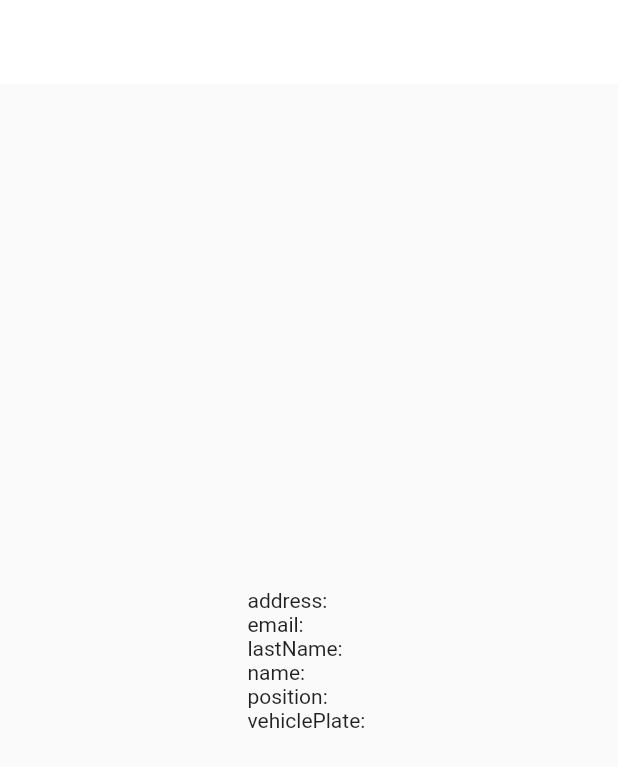
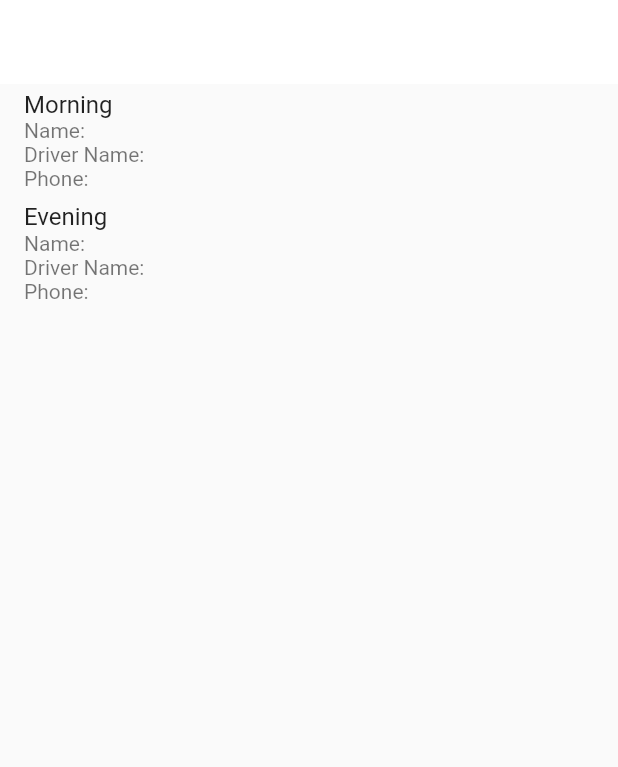
Before and after one commit to segri544/demo, a Flutter app: the TrackPage screen opened directly with empty values, on a phone screen of 412 x 824 dp. Shown: the top 767 px of the screen. Run offline on Flutter 3.47's test engine with Material 2 defaults, Android fonts, the phone set to English and light mode, and no system bars; our stand-ins replace cloud_firestore, firebase_auth, firebase_core, flutter_svg, google_maps_flutter; missing offline and left inert: dart:ffi, flutter_polyline_points; accounts and stored records are empty.

Commit message:
listed field except latlng

```diff
--- a/lib/resources/firestore_method.dart
+++ b/lib/resources/firestore_method.dart
@@ -1,4 +1,4 @@
-import 'dart:convert';
+// import 'dart:convert';
 
 import 'package:cloud_firestore/cloud_firestore.dart';
 import 'package:google_mao/models/destination_model.dart';
--- a/lib/screens/ListRoute.dart
+++ b/lib/screens/ListRoute.dart
@@ -1,6 +1,6 @@
 import 'package:flutter/material.dart';
-import 'package:cloud_firestore/cloud_firestore.dart'; // Import the Firestore plugin
-import 'package:google_mao/screens/track_page.dart';
+import 'package:cloud_firestore/cloud_firestore.dart';
+import 'track_page.dart'; // Import the TrackPage
 
 class ListRoutesPage extends StatefulWidget {
   @override
@@ -32,6 +32,7 @@ class _ListRoutesPageState extends State<ListRoutesPage> {
                 // Build a widget for each document in the collection
                 final documentData =
                     documents[index].data() as Map<String, dynamic>;
+                final documentId = documents[index].id; // Get the document ID
                 return Padding(
                   padding: const EdgeInsets.symmetric(
                       vertical: 8.0, horizontal: 16.0),
@@ -40,15 +41,15 @@ class _ListRoutesPageState extends State<ListRoutesPage> {
                     shape: RoundedRectangleBorder(
                         borderRadius: BorderRadius.circular(8.0)),
                     child: ListTile(
-                      title: Text(documents[index].id),
+                      title: Text(documentId),
                       // Add any other UI elements you want to display for each document
                       onTap: () {
-                        // Navigate to the TrackPage and pass the document data
+                        // Navigate to the TrackPage and pass the document ID
                         Navigator.push(
                           context,
                           MaterialPageRoute(
                             builder: (context) =>
-                                TrackPage(documentData: documentData),
+                                TrackPage(documentId: documentId),
                           ),
                         );
                       },
--- a/lib/screens/track_page.dart
+++ b/lib/screens/track_page.dart
@@ -1,25 +1,90 @@
 import 'package:flutter/material.dart';
+import 'package:cloud_firestore/cloud_firestore.dart';
 
 class TrackPage extends StatelessWidget {
-  final Map<String, dynamic> documentData;
+  final String documentId;
 
-  // Constructor to receive the document data
-  TrackPage({required this.documentData});
+  // Constructor to receive the document ID
+  TrackPage({required this.documentId});
 
   @override
   Widget build(BuildContext context) {
     return Scaffold(
       appBar: AppBar(title: Text('Track Page')),
-      body: Center(
-        child: Column(
-          mainAxisAlignment: MainAxisAlignment.center,
-          crossAxisAlignment: CrossAxisAlignment.start,
-          children: [
-            // Display all the information from the document dynamically
-            for (var entry in documentData.entries)
-              Text('${entry.key}: ${entry.value}'),
-          ],
-        ),
+      body: StreamBuilder<DocumentSnapshot<Map<String, dynamic>>>(
+        stream: FirebaseFirestore.instance
+            .collection('Maps')
+            .doc(documentId)
+            .snapshots(),
+        builder: (context, snapshot) {
+          if (snapshot.connectionState == ConnectionState.waiting) {
+            return Center(child: CircularProgressIndicator());
+          } else if (snapshot.hasError) {
+            return Center(child: Text('Error: ${snapshot.error}'));
+          } else if (!snapshot.hasData || !snapshot.data!.exists) {
+            return Center(child: Text('Document not found'));
+          } else {
+            final data = snapshot.data!.data()!;
+
+            // Determine whether "sabah" and "akşam" data are present
+            final bool hasMorningData = data.containsKey("sabah");
+            final bool hasEveningData = data.containsKey("akşam");
+
+            return ListView.builder(
+              itemCount: hasMorningData && hasEveningData ? 2 : 1,
+              itemBuilder: (context, index) {
+                if (index == 0 && hasMorningData) {
+                  // Display morning data
+                  final morningData = data["sabah"] as Map<String, dynamic>;
+                  return ListTile(
+                    title: Text("Morning"),
+                    subtitle: Column(
+                      crossAxisAlignment: CrossAxisAlignment.start,
+                      children: [
+                        Text("Name: ${morningData['name']}"),
+                        Text("Driver Name: ${morningData['driverName']}"),
+                        Text("Phone: ${morningData['phone']}"),
+                        // Add more fields as needed
+                      ],
+                    ),
+                  );
+                } else if (index == 1 && hasEveningData) {
+                  // Display evening data
+                  final eveningData = data["akşam"] as Map<String, dynamic>;
+                  return ListTile(
+                    title: Text("Evening"),
+                    subtitle: Column(
+                      crossAxisAlignment: CrossAxisAlignment.start,
+                      children: [
+                        Text("Name: ${eveningData['name']}"),
+                        Text("Driver Name: ${eveningData['driverName']}"),
+                        Text("Phone: ${eveningData['phone']}"),
+                        // Add more fields as needed
+                      ],
+                    ),
+                  );
+                } else {
+                  // If only morning or evening data is present, display that data
+                  final singleData = data.values.first as Map<String, dynamic>;
+                  return ListTile(
+                    title: Text(singleData.containsKey('sabah')
+                        ? "Morning"
+                        : "Evening"),
+                    subtitle: Column(
+                      crossAxisAlignment: CrossAxisAlignment.start,
+                      children: [
+                        Text("Name: ${singleData['name']}"),
+                        Text("Driver Name: ${singleData['driverName']}"),
+                        Text("Phone: ${singleData['phone']}"),
+                        // Add more fields as needed
+                      ],
+                    ),
+                  );
+                }
+              },
+            );
+          }
+        },
       ),
     );
   }
```
